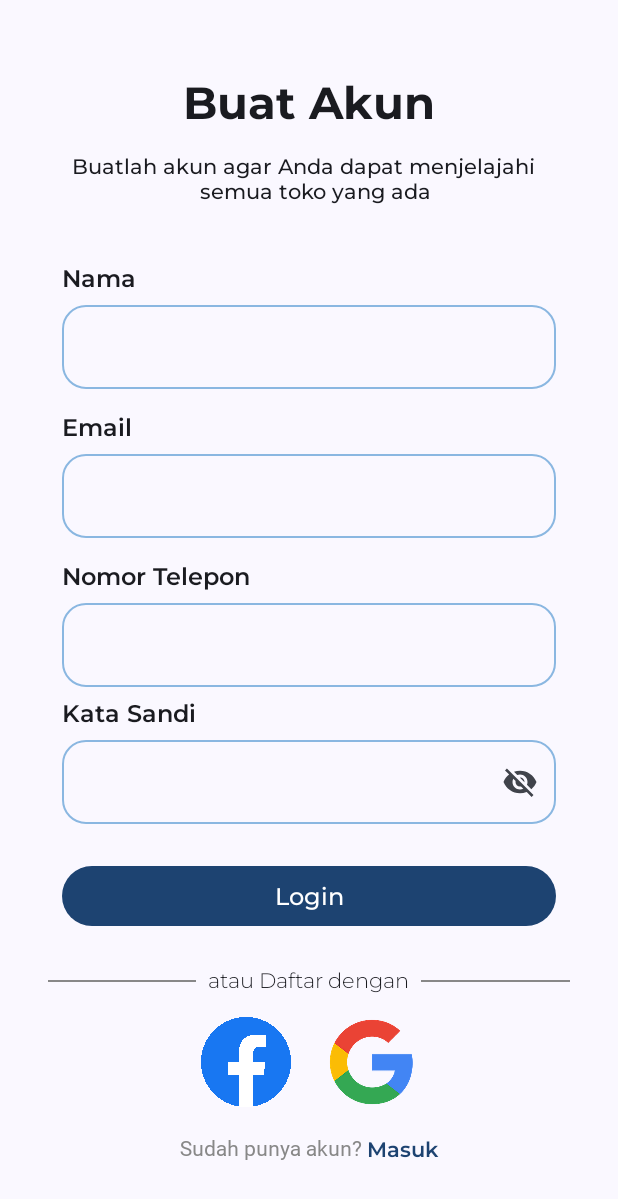
After one commit to naufalnak/more, an Android app built with Jetpack Compose: the composable RegisterScreen shown on its own in the app's theme, on a phone screen of 412 x 824 dp. The commit adds this screen. Shown: the top 1199 px of the screen. Run offline under Robolectric (Android 15) with nearby library versions, the phone set to English and light mode, and no system bars; Roboto replaces fonts that are not available here.

Commit message:
Menambahkan Screen Login Dan Register

```diff
--- /dev/null
+++ b/app/src/main/java/com/makaraya/more/screen/pendaftaran/RegisterScreen.kt
@@ -0,0 +1,251 @@
+package com.makaraya.more.screen.pendaftaran
+
+import androidx.compose.foundation.Image
+import androidx.compose.foundation.clickable
+import androidx.compose.foundation.layout.*
+import androidx.compose.foundation.shape.RoundedCornerShape
+import androidx.compose.material.icons.Icons
+import androidx.compose.material.icons.filled.Visibility
+import androidx.compose.material.icons.filled.VisibilityOff
+import androidx.compose.material3.Button
+import androidx.compose.material3.ButtonDefaults
+import androidx.compose.material3.Divider
+import androidx.compose.material3.ExperimentalMaterial3Api
+import androidx.compose.material3.Icon
+import androidx.compose.material3.IconButton
+import androidx.compose.material3.OutlinedTextField
+import androidx.compose.material3.Text
+import androidx.compose.material3.TextFieldDefaults
+import androidx.compose.runtime.*
+import androidx.compose.ui.Alignment
+import androidx.compose.ui.Modifier
+import androidx.compose.ui.graphics.Color
+import androidx.compose.ui.res.painterResource
+import androidx.compose.ui.text.TextStyle
+import androidx.compose.ui.text.font.FontWeight
+import androidx.compose.ui.text.input.PasswordVisualTransformation
+import androidx.compose.ui.text.input.VisualTransformation
+import androidx.compose.ui.text.style.TextAlign
+import androidx.compose.ui.unit.dp
+import androidx.compose.ui.unit.sp
+import androidx.navigation.NavController
+import com.makaraya.more.R
+import com.makaraya.more.ui.theme.Montserrat
+
+@OptIn(ExperimentalMaterial3Api::class)
+@Composable
+fun RegisterScreen(navController: NavController) {
+    var nama by remember { mutableStateOf("") }
+    var email by remember { mutableStateOf("") }
+    var nomortelepon by remember { mutableStateOf("") }
+    var password by remember { mutableStateOf("") }
+    var passwordVisibility by remember { mutableStateOf(true) }
+
+    Column(
+        modifier = Modifier.fillMaxSize(),
+        verticalArrangement = Arrangement.Center,
+        horizontalAlignment = Alignment.CenterHorizontally
+    ) {
+        Text(
+            text = "Buat Akun", style = TextStyle(
+                fontSize = 30.sp, fontFamily = Montserrat.Bold
+            )
+        )
+
+        Spacer(modifier = Modifier.height(16.dp))
+
+        Text(
+            text = "Buatlah akun agar Anda dapat menjelajahi  \n  semua toko yang ada",
+            style = TextStyle(
+                fontSize = 14.sp,
+                fontFamily = Montserrat.Medium,
+                textAlign = TextAlign.Center,
+            ),
+            modifier = Modifier.padding(horizontal = 16.dp)
+        )
+        Spacer(modifier = Modifier.height(40.dp))
+
+        Column(
+            modifier = Modifier.fillMaxWidth(0.8f), horizontalAlignment = Alignment.Start
+        ) {
+            Text(
+                text = "Nama", style = TextStyle(
+                    fontSize = 16.sp,
+                    fontFamily = Montserrat.SemiBold,
+                )
+            )
+            OutlinedTextField(value = nama,
+                onValueChange = { nama = it },
+                label = { Text(text = "") },
+                shape = RoundedCornerShape(16.dp),
+                colors = TextFieldDefaults.outlinedTextFieldColors(
+                    focusedBorderColor = Color(0xFF8AB7E1), // Warna biru dengan nilai hex
+                    unfocusedBorderColor = Color(0xFF8AB7E1), // Warna abu-abu dengan nilai hex
+                    cursorColor = Color.Black
+                ),
+                modifier = Modifier
+                    .fillMaxWidth()
+                    .padding(bottom = 8.dp)
+            )
+            Spacer(modifier = Modifier.height(8.dp))
+            Text(
+                text = "Email", style = TextStyle(
+                    fontSize = 16.sp,
+                    fontFamily = Montserrat.SemiBold,
+                )
+            )
+            OutlinedTextField(value = email,
+                onValueChange = { email = it },
+                label = { Text(text = "") },
+                shape = RoundedCornerShape(16.dp),
+                colors = TextFieldDefaults.outlinedTextFieldColors(
+                    focusedBorderColor = Color(0xFF8AB7E1), // Warna biru dengan nilai hex
+                    unfocusedBorderColor = Color(0xFF8AB7E1), // Warna abu-abu dengan nilai hex
+                    cursorColor = Color.Black
+                ),
+                modifier = Modifier
+                    .fillMaxWidth()
+                    .padding(bottom = 8.dp)
+            )
+            Spacer(modifier = Modifier.height(8.dp))
+            Text(
+                text = "Nomor Telepon", style = TextStyle(
+                    fontSize = 16.sp,
+                    fontFamily = Montserrat.SemiBold,
+                )
+            )
+            OutlinedTextField(value = nomortelepon,
+                onValueChange = { nomortelepon = it },
+                label = { Text(text = "") },
+                shape = RoundedCornerShape(16.dp),
+                colors = TextFieldDefaults.outlinedTextFieldColors(
+                    focusedBorderColor = Color(0xFF8AB7E1), // Warna biru dengan nilai hex
+                    unfocusedBorderColor = Color(0xFF8AB7E1), // Warna abu-abu dengan nilai hex
+                    cursorColor = Color.Black
+                ),
+                modifier = Modifier
+                    .fillMaxWidth()
+            )
+            Spacer(modifier = Modifier.height(8.dp))
+            Text(
+                text = "Kata Sandi", style = TextStyle(
+                    fontSize = 16.sp,
+                    fontFamily = Montserrat.SemiBold,
+                )
+            )
+
+            OutlinedTextField(value = password,
+                onValueChange = { password = it },
+                label = { Text(text = "") },
+                shape = RoundedCornerShape(16.dp),
+                colors = TextFieldDefaults.outlinedTextFieldColors(
+                    focusedBorderColor = Color(0xFF8AB7E1), // Warna biru dengan nilai hex
+                    unfocusedBorderColor = Color(0xFF8AB7E1), // Warna abu-abu dengan nilai hex
+                    cursorColor = Color.Black
+                ),
+                visualTransformation = if (passwordVisibility) {
+                    PasswordVisualTransformation()
+                } else {
+                    VisualTransformation.None
+                },
+                trailingIcon = {
+                    IconButton(onClick = { passwordVisibility = !passwordVisibility }) {
+                        Icon(
+                            imageVector = if (passwordVisibility) Icons.Filled.VisibilityOff else Icons.Filled.Visibility,
+                            contentDescription = "Toggle password visibility"
+                        )
+                    }
+                },
+                modifier = Modifier
+                    .fillMaxWidth()
+                    .padding(bottom = 16.dp)
+            )
+        }
+
+        Spacer(modifier = Modifier.height(8.dp))
+
+        Button(
+            onClick = { /* Login button clicked */ },
+            modifier = Modifier.fillMaxWidth(0.8f),
+            colors = ButtonDefaults.buttonColors(Color(android.graphics.Color.parseColor("#1D4371")))
+        ) {
+            Text(
+                text = "Login", style = TextStyle(
+                    fontFamily = Montserrat.Medium, fontSize = 16.sp, color = Color.White
+                )
+            )
+        }
+
+        Spacer(modifier = Modifier.height(24.dp))
+
+        Row(
+            modifier = Modifier
+                .fillMaxWidth()
+                .padding(horizontal = 32.dp),
+            horizontalArrangement = Arrangement.SpaceEvenly,
+            verticalAlignment = Alignment.CenterVertically
+        ) {
+            Divider(
+                color = Color.Gray, modifier = Modifier
+                    .weight(1f)
+                    .padding(end = 8.dp)
+            )
+
+            Text(
+                text = "atau Daftar dengan", style = TextStyle(
+                    fontFamily = Montserrat.Light, fontSize = 14.sp
+                )
+            )
+
+            Divider(
+                color = Color.Gray, modifier = Modifier
+                    .weight(1f)
+                    .padding(start = 8.dp)
+            )
+        }
+
+        Spacer(modifier = Modifier.height(16.dp))
+
+        Row(
+            modifier = Modifier
+                .fillMaxWidth()
+                .padding(horizontal = 32.dp),
+            horizontalArrangement = Arrangement.Center
+        ) {
+            Image(painter = painterResource(id = R.drawable.facebook),
+                contentDescription = "Facebook",
+                modifier = Modifier
+                    .size(60.dp)
+                    .clickable { /* Facebook clicked */ })
+            Spacer(modifier = Modifier.width(24.dp))
+            Image(painter = painterResource(id = R.drawable.google),
+                contentDescription = "Google",
+                modifier = Modifier
+                    .size(60.dp)
+                    .clickable { /* Google clicked */ })
+        }
+        Spacer(modifier = Modifier.height(20.dp))
+
+        Row(
+            modifier = Modifier
+                .fillMaxWidth()
+                .padding(horizontal = 32.dp),
+            horizontalArrangement = Arrangement.Center
+        ) {
+            Text(
+                text = "Sudah punya akun? ",
+                style = TextStyle(
+                    fontFamily = Montserrat.Regular,
+                    fontSize = 14.sp,
+                    color = Color.Gray,
+                ),
+            )
+            Text(text = "Masuk", style = TextStyle(
+                fontFamily = Montserrat.SemiBold,
+                fontSize = 14.sp,
+                color = Color(0xFF1D4371),
+            ), modifier = Modifier.clickable { navController.navigate("login") })
+        }
+
+    }
+}
```
Also changed, not shown: app/src/main/java/com/makaraya/more/screen/login/LoginScreen.kt (added, +224 -0 lines), app/src/main/java/com/makaraya/more/screen/splash/SplashScreen.kt (line endings or trailing spaces), app/src/main/res/drawable/facebook.png (added), app/src/main/res/drawable/google.png (added).
